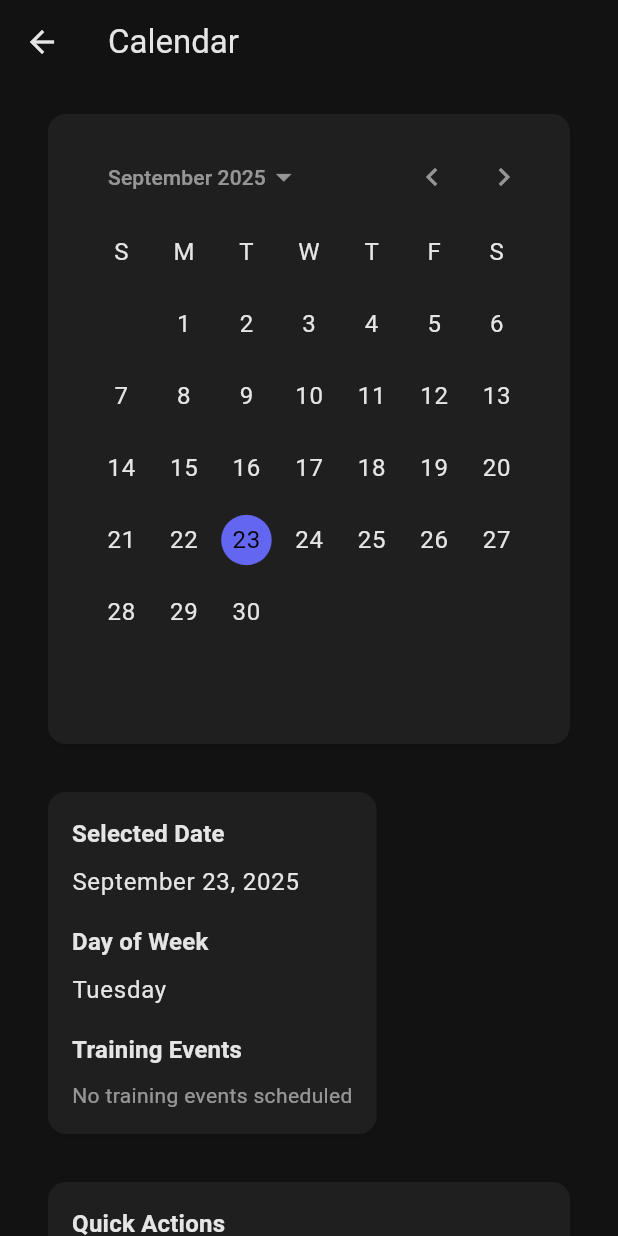
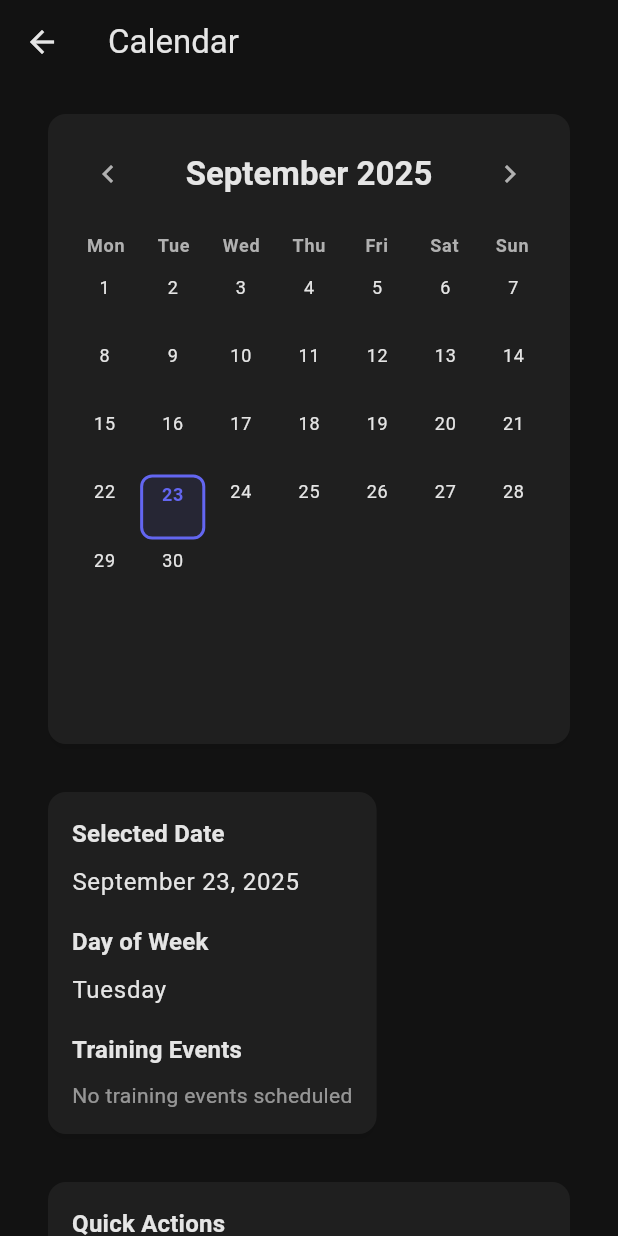
Before and after one commit to xDeZex/universal, a Flutter app: the CalendarScreen screen opened directly, on a phone screen of 412 x 824 dp. Run offline on Flutter 3.47's test engine with Material 3 defaults, Android fonts, the phone set to English and light mode, and no system bars; our stand-ins replace fl_chart, shared_preferences; accounts and stored records are empty.

Commit message:
fix: resolve all test failures and implement custom monthly calendar
Calendar Implementation:
- Replace CalendarDatePicker with custom MonthlyCalendarView
- Add month navigation with previous/next buttons
- Show each day as a square with activity indicators
- Display weekday headers (Mon-Sun)
- Highlight selected date and today
- Activity indicators show as colored bars (up to 3 per day)
- Responsive grid that shows only needed weeks

Test Fixes:
- Fix layout overflow in calendar month header with Expanded widget
- Update calendar screen tests to use MonthlyCalendarView
- Add missing import for MonthlyCalendarView
- Remove invalid test assertion in training split dialog
- Clean up unused variables in test files

Code Quality:
- Fix deprecated withOpacity calls to use withValues(alpha:)
- Remove all unused variables from tests
- All 420+ tests now passing
- Flutter analyze: No issues found

Features:
- Month/year navigation with arrow buttons
- Visual activity indicators for workout/rest days
- Completed vs planned activity states
- Selected date highlighting
- Today highlighting
- Compact layout that fits available space
- Proper text overflow handling for responsive design

🤖 Generated with [Claude Code](https://claude.ai/code)

Co-Authored-By: Claude <noreply@anthropic.com>

```diff
--- a/lib/widgets/calendar_date_card.dart
+++ b/lib/widgets/calendar_date_card.dart
@@ -1,4 +1,5 @@
 import 'package:flutter/material.dart';
+import 'monthly_calendar_view.dart';
 
 class CalendarDateCard extends StatelessWidget {
   const CalendarDateCard({
@@ -10,21 +11,11 @@ class CalendarDateCard extends StatelessWidget {
   final DateTime selectedDate;
   final ValueChanged<DateTime> onDateChanged;
 
-  static const int _firstYear = 2020;
-  static const int _lastYear = 2030;
-
   @override
   Widget build(BuildContext context) {
-    return Card(
-      child: Padding(
-        padding: const EdgeInsets.all(16.0),
-        child: CalendarDatePicker(
-          initialDate: selectedDate,
-          firstDate: DateTime(_firstYear),
-          lastDate: DateTime(_lastYear),
-          onDateChanged: onDateChanged,
-        ),
-      ),
+    return MonthlyCalendarView(
+      selectedDate: selectedDate,
+      onDateChanged: onDateChanged,
     );
   }
 }
--- a/lib/widgets/date_info_card.dart
+++ b/lib/widgets/date_info_card.dart
@@ -79,7 +79,7 @@ class DateInfoCard extends StatelessWidget {
           Text(
             'No training events scheduled',
             style: theme.textTheme.bodyMedium?.copyWith(
-              color: theme.colorScheme.onSurface.withOpacity(0.6),
+              color: theme.colorScheme.onSurface.withValues(alpha: 0.6),
             ),
           ),
         ],
@@ -118,7 +118,7 @@ class DateInfoCard extends StatelessWidget {
               style: theme.textTheme.bodyMedium?.copyWith(
                 decoration: event.isCompleted ? TextDecoration.lineThrough : null,
                 color: event.isCompleted
-                    ? theme.colorScheme.onSurface.withOpacity(0.6)
+                    ? theme.colorScheme.onSurface.withValues(alpha: 0.6)
                     : null,
               ),
             ),
--- /dev/null
+++ b/lib/widgets/monthly_calendar_view.dart
@@ -0,0 +1,249 @@
+import 'package:flutter/material.dart';
+import '../models/calendar_event.dart';
+import '../services/training_split_service.dart';
+
+class MonthlyCalendarView extends StatefulWidget {
+  const MonthlyCalendarView({
+    super.key,
+    required this.selectedDate,
+    required this.onDateChanged,
+  });
+
+  final DateTime selectedDate;
+  final ValueChanged<DateTime> onDateChanged;
+
+  @override
+  State<MonthlyCalendarView> createState() => _MonthlyCalendarViewState();
+}
+
+class _MonthlyCalendarViewState extends State<MonthlyCalendarView> {
+  late DateTime _currentMonth;
+  final TrainingSplitService _trainingSplitService = TrainingSplitService();
+
+  @override
+  void initState() {
+    super.initState();
+    _currentMonth = DateTime(widget.selectedDate.year, widget.selectedDate.month);
+  }
+
+  @override
+  Widget build(BuildContext context) {
+    return Card(
+      child: Padding(
+        padding: const EdgeInsets.all(16.0),
+        child: Column(
+          mainAxisSize: MainAxisSize.min,
+          children: [
+            _buildMonthHeader(context),
+            const SizedBox(height: 16),
+            _buildWeekdayHeaders(context),
+            const SizedBox(height: 8),
+            _buildCalendarGrid(context),
+          ],
+        ),
+      ),
+    );
+  }
+
+  Widget _buildMonthHeader(BuildContext context) {
+    final theme = Theme.of(context);
+    final monthName = _getMonthName(_currentMonth);
+
+    return Row(
+      mainAxisAlignment: MainAxisAlignment.spaceBetween,
+      children: [
+        IconButton(
+          onPressed: _previousMonth,
+          icon: const Icon(Icons.chevron_left),
+        ),
+        Expanded(
+          child: Text(
+            '$monthName ${_currentMonth.year}',
+            style: theme.textTheme.titleLarge?.copyWith(
+              fontWeight: FontWeight.bold,
+            ),
+            textAlign: TextAlign.center,
+            overflow: TextOverflow.ellipsis,
+          ),
+        ),
+        IconButton(
+          onPressed: _nextMonth,
+          icon: const Icon(Icons.chevron_right),
+        ),
+      ],
+    );
+  }
+
+  Widget _buildWeekdayHeaders(BuildContext context) {
+    final theme = Theme.of(context);
+    const weekdays = ['Mon', 'Tue', 'Wed', 'Thu', 'Fri', 'Sat', 'Sun'];
+
+    return Row(
+      children: weekdays.map((day) => Expanded(
+        child: Center(
+          child: Text(
+            day,
+            style: theme.textTheme.labelMedium?.copyWith(
+              fontWeight: FontWeight.w600,
+              color: theme.colorScheme.onSurfaceVariant,
+            ),
+          ),
+        ),
+      )).toList(),
+    );
+  }
+
+  Widget _buildCalendarGrid(BuildContext context) {
+    final daysInMonth = _getDaysInCurrentMonth();
+    final firstDayOfMonth = DateTime(_currentMonth.year, _currentMonth.month, 1);
+    final firstWeekday = firstDayOfMonth.weekday; // 1 = Monday, 7 = Sunday
+
+    // Calculate minimum weeks needed for this month
+    final weeksNeeded = ((daysInMonth + firstWeekday - 2) / 7).ceil();
+    final totalCells = weeksNeeded * 7;
+
+    return SizedBox(
+      height: weeksNeeded * 60.0, // Fixed height per week
+      child: GridView.builder(
+        shrinkWrap: true,
+        physics: const NeverScrollableScrollPhysics(),
+        gridDelegate: const SliverGridDelegateWithFixedCrossAxisCount(
+          crossAxisCount: 7,
+          childAspectRatio: 1.0,
+          mainAxisSpacing: 2,
+          crossAxisSpacing: 2,
+        ),
+        itemCount: totalCells,
+        itemBuilder: (context, index) {
+          return _buildCalendarDay(context, index, firstWeekday, daysInMonth);
+        },
+      ),
+    );
+  }
+
+  Widget _buildCalendarDay(BuildContext context, int index, int firstWeekday, int daysInMonth) {
+    // Calculate the day number for this cell
+    final dayNumber = index - (firstWeekday - 2); // Adjust for Monday start
+
+    // Check if this cell should show a day from current month
+    if (dayNumber < 1 || dayNumber > daysInMonth) {
+      return const SizedBox.shrink(); // Empty cell
+    }
+
+    final date = DateTime(_currentMonth.year, _currentMonth.month, dayNumber);
+    final events = _trainingSplitService.getEventsForDate(date);
+    final isSelected = _isSameDay(date, widget.selectedDate);
+    final isToday = _isSameDay(date, DateTime.now());
+
+    return _buildDaySquare(context, date, events, isSelected, isToday);
+  }
+
+  Widget _buildDaySquare(BuildContext context, DateTime date, List<CalendarEvent> events, bool isSelected, bool isToday) {
+    final theme = Theme.of(context);
+
+    Color? backgroundColor;
+    Color? borderColor;
+
+    if (isSelected) {
+      backgroundColor = theme.colorScheme.primary.withValues(alpha: 0.1);
+      borderColor = theme.colorScheme.primary;
+    } else if (isToday) {
+      backgroundColor = theme.colorScheme.secondary.withValues(alpha: 0.1);
+      borderColor = theme.colorScheme.secondary;
+    }
+
+    return GestureDetector(
+      onTap: () => widget.onDateChanged(date),
+      child: Container(
+        decoration: BoxDecoration(
+          color: backgroundColor,
+          border: borderColor != null ? Border.all(color: borderColor, width: 2) : null,
+          borderRadius: BorderRadius.circular(8),
+        ),
+        child: Column(
+          children: [
+            // Day number
+            Padding(
+              padding: const EdgeInsets.all(4.0),
+              child: Text(
+                '${date.day}',
+                style: theme.textTheme.labelMedium?.copyWith(
+                  fontWeight: isSelected || isToday ? FontWeight.bold : FontWeight.normal,
+                  color: isSelected
+                      ? theme.colorScheme.primary
+                      : isToday
+                          ? theme.colorScheme.secondary
+                          : theme.colorScheme.onSurface,
+                ),
+              ),
+            ),
+
+            // Activity indicators
+            Expanded(
+              child: _buildActivityIndicators(context, events),
+            ),
+          ],
+        ),
+      ),
+    );
+  }
+
+  Widget _buildActivityIndicators(BuildContext context, List<CalendarEvent> events) {
+    if (events.isEmpty) {
+      return const SizedBox.shrink();
+    }
+
+    final theme = Theme.of(context);
+
+    // Show up to 3 events as small indicators
+    final displayEvents = events.take(3).toList();
+
+    return Column(
+      mainAxisAlignment: MainAxisAlignment.center,
+      children: displayEvents.map((event) {
+        final color = event.type == CalendarEventType.workout
+            ? theme.colorScheme.primary
+            : theme.colorScheme.secondary;
+
+        return Container(
+          margin: const EdgeInsets.symmetric(vertical: 1, horizontal: 2),
+          height: 8,
+          decoration: BoxDecoration(
+            color: event.isCompleted ? color : color.withValues(alpha: 0.5),
+            borderRadius: BorderRadius.circular(4),
+          ),
+        );
+      }).toList(),
+    );
+  }
+
+  void _previousMonth() {
+    setState(() {
+      _currentMonth = DateTime(_currentMonth.year, _currentMonth.month - 1);
+    });
+  }
+
+  void _nextMonth() {
+    setState(() {
+      _currentMonth = DateTime(_currentMonth.year, _currentMonth.month + 1);
+    });
+  }
+
+  int _getDaysInCurrentMonth() {
+    return DateTime(_currentMonth.year, _currentMonth.month + 1, 0).day;
+  }
+
+  String _getMonthName(DateTime date) {
+    const months = [
+      'January', 'February', 'March', 'April', 'May', 'June',
+      'July', 'August', 'September', 'October', 'November', 'December'
+    ];
+    return months[date.month - 1];
+  }
+
+  bool _isSameDay(DateTime date1, DateTime date2) {
+    return date1.year == date2.year &&
+           date1.month == date2.month &&
+           date1.day == date2.day;
+  }
+}
```
Also changed, not shown: 5 other files.
